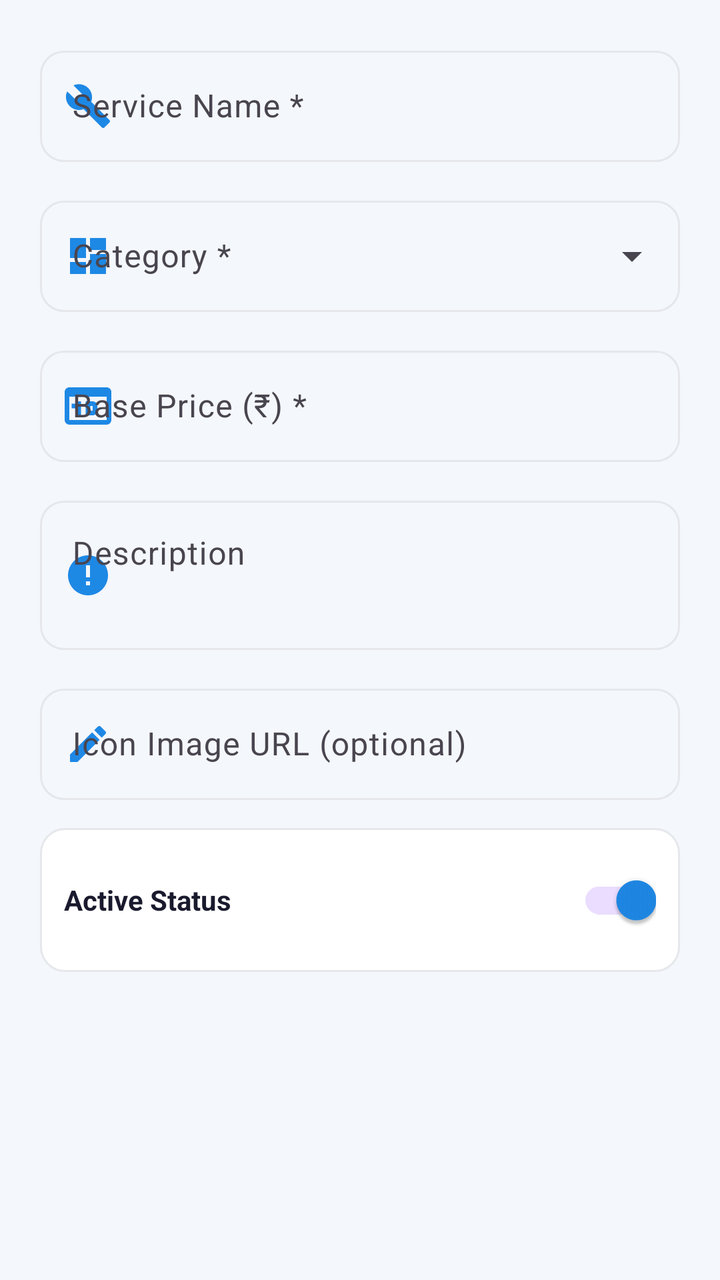
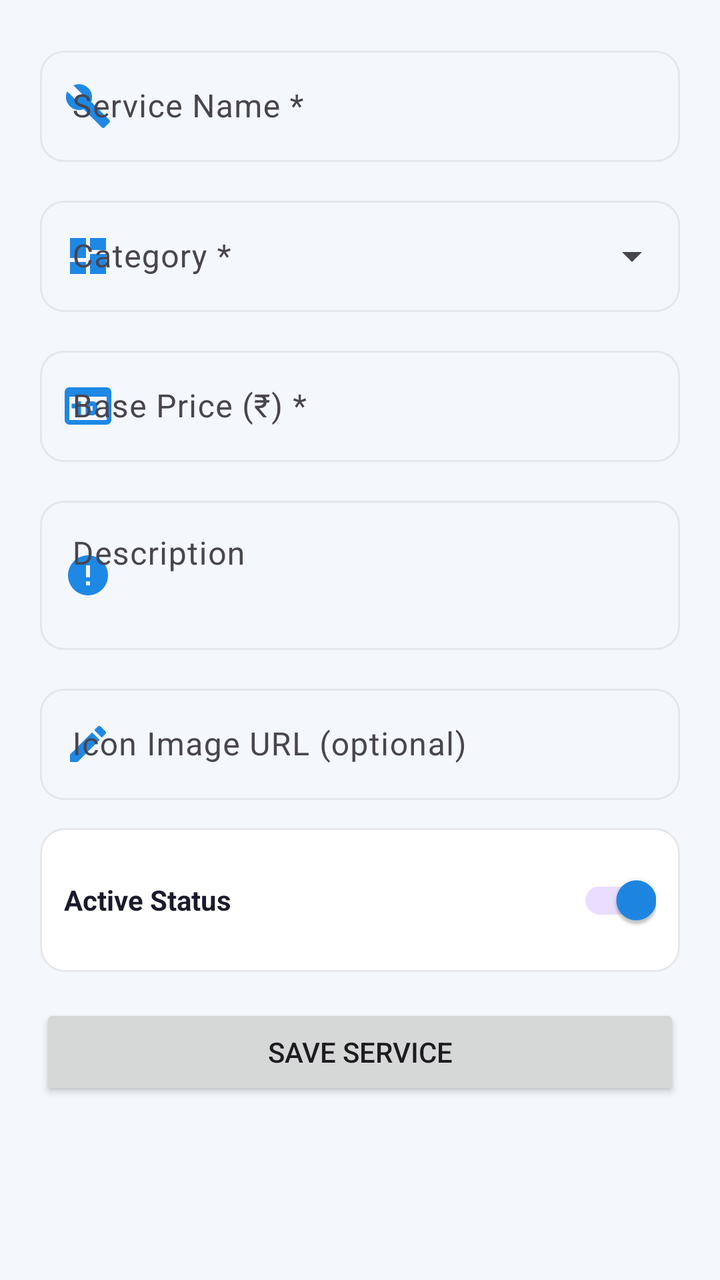

An Android layout rendered at two revisions. The XML below is the earlier revision; the diff shows what the commit changed to produce the second picture.
<!-- AndroidManifest.xml: application theme Theme.QuickFix -->
<!-- res/layout/dialog_add_edit_service.xml -->
<?xml version="1.0" encoding="utf-8"?>
<ScrollView
    xmlns:android="http://schemas.android.com/apk/res/android"
    xmlns:app="http://schemas.android.com/apk/res-auto"
    android:layout_width="match_parent"
    android:layout_height="wrap_content">

    <LinearLayout
        android:layout_width="match_parent"
        android:layout_height="wrap_content"
        android:orientation="vertical"
        android:padding="20dp">

        
        <com.google.android.material.textfield.TextInputLayout
            android:id="@+id/tilServiceName"
            style="@style/Widget.Material3.TextInputLayout.OutlinedBox"
            android:layout_width="match_parent"
            android:layout_height="wrap_content"
            android:hint="Service Name *"
            app:startIconDrawable="@drawable/ic_services"
            app:startIconTint="@color/primary"
            app:boxCornerRadiusTopStart="12dp"
            app:boxCornerRadiusTopEnd="12dp"
            app:boxCornerRadiusBottomStart="12dp"
            app:boxCornerRadiusBottomEnd="12dp">

            <com.google.android.material.textfield.TextInputEditText
                android:id="@+id/etServiceName"
                android:layout_width="match_parent"
                android:layout_height="wrap_content"
                android:inputType="textCapWords"
                android:textColor="@color/text_primary"
                android:textColorHint="@color/text_secondary" />
        </com.google.android.material.textfield.TextInputLayout>

        
        <com.google.android.material.textfield.TextInputLayout
            style="@style/Widget.Material3.TextInputLayout.OutlinedBox.ExposedDropdownMenu"
            android:layout_width="match_parent"
            android:layout_height="wrap_content"
            android:layout_marginTop="14dp"
            android:hint="Category *"
            app:startIconDrawable="@drawable/ic_content"
            app:startIconTint="@color/primary"
            app:boxCornerRadiusTopStart="12dp"
            app:boxCornerRadiusTopEnd="12dp"
            app:boxCornerRadiusBottomStart="12dp"
            app:boxCornerRadiusBottomEnd="12dp">

            <AutoCompleteTextView
                android:id="@+id/acCategory"
                android:layout_width="match_parent"
                android:layout_height="wrap_content"
                android:inputType="none"
                android:textColor="@color/text_primary"
                android:textColorHint="@color/text_secondary" />
        </com.google.android.material.textfield.TextInputLayout>

        
        <com.google.android.material.textfield.TextInputLayout
            style="@style/Widget.Material3.TextInputLayout.OutlinedBox"
            android:layout_width="match_parent"
            android:layout_height="wrap_content"
            android:layout_marginTop="14dp"
            android:hint="Base Price (₹) *"
            app:startIconDrawable="@drawable/ic_business"
            app:startIconTint="@color/primary"
            app:boxCornerRadiusTopStart="12dp"
            app:boxCornerRadiusTopEnd="12dp"
            app:boxCornerRadiusBottomStart="12dp"
            app:boxCornerRadiusBottomEnd="12dp">

            <com.google.android.material.textfield.TextInputEditText
                android:id="@+id/etPrice"
                android:layout_width="match_parent"
                android:layout_height="wrap_content"
                android:inputType="numberDecimal"
                android:textColor="@color/text_primary"
                android:textColorHint="@color/text_secondary" />
        </com.google.android.material.textfield.TextInputLayout>

        
        <com.google.android.material.textfield.TextInputLayout
            style="@style/Widget.Material3.TextInputLayout.OutlinedBox"
            android:layout_width="match_parent"
            android:layout_height="wrap_content"
            android:layout_marginTop="14dp"
            android:hint="Description"
            app:startIconDrawable="@drawable/ic_info"
            app:startIconTint="@color/primary"
            app:boxCornerRadiusTopStart="12dp"
            app:boxCornerRadiusTopEnd="12dp"
            app:boxCornerRadiusBottomStart="12dp"
            app:boxCornerRadiusBottomEnd="12dp">

            <com.google.android.material.textfield.TextInputEditText
                android:id="@+id/etServiceDescription"
                android:layout_width="match_parent"
                android:layout_height="wrap_content"
                android:inputType="textMultiLine"
                android:minLines="2"
                android:gravity="top|start"
                android:textColor="@color/text_primary"
                android:textColorHint="@color/text_secondary" />
        </com.google.android.material.textfield.TextInputLayout>

        
        <com.google.android.material.textfield.TextInputLayout
            android:id="@+id/tilIconUrl"
            style="@style/Widget.Material3.TextInputLayout.OutlinedBox"
            android:layout_width="match_parent"
            android:layout_height="wrap_content"
            android:layout_marginTop="14dp"
            android:hint="Icon Image URL (optional)"
            app:startIconDrawable="@drawable/ic_edit"
            app:startIconTint="@color/primary"
            app:boxCornerRadiusTopStart="12dp"
            app:boxCornerRadiusTopEnd="12dp"
            app:boxCornerRadiusBottomStart="12dp"
            app:boxCornerRadiusBottomEnd="12dp">

            <com.google.android.material.textfield.TextInputEditText
                android:id="@+id/etIconUrl"
                android:layout_width="match_parent"
                android:layout_height="wrap_content"
                android:inputType="textUri"
                android:textColor="@color/text_primary"
                android:textColorHint="@color/text_secondary" />
        </com.google.android.material.textfield.TextInputLayout>

        
        <LinearLayout
            android:layout_width="match_parent"
            android:layout_height="wrap_content"
            android:layout_marginTop="14dp"
            android:orientation="horizontal"
            android:gravity="center_vertical"
            android:background="@drawable/bg_edit_text"
            android:padding="12dp">

            <TextView
                android:layout_width="0dp"
                android:layout_height="wrap_content"
                android:layout_weight="1"
                android:text="Active Status"
                android:textColor="@color/text_primary"
                android:textSize="14sp"
                android:textStyle="bold" />

            <com.google.android.material.switchmaterial.SwitchMaterial
                android:id="@+id/switchActive"
                android:layout_width="wrap_content"
                android:layout_height="wrap_content"
                android:checked="true" />
        </LinearLayout>

    </LinearLayout>
</ScrollView>
<!-- resources referenced by this layout -->
<resources>
  <color name="primary">#1E88E5</color>
  <color name="text_primary">#1A1A2E</color>
  <color name="text_secondary">#6B7280</color>
  <!-- drawable bg_edit_text (drawable) -->
  <?xml version="1.0" encoding="utf-8"?>
  <shape xmlns:android="http://schemas.android.com/apk/res/android">
      <solid android:color="@color/input_background" />
      <corners android:radius="12dp" />
      <stroke
          android:width="1dp"
          android:color="@color/divider" />
      <padding
          android:left="16dp"
          android:right="16dp"
          android:top="12dp"
          android:bottom="12dp" />
  </shape>
  <!-- drawable ic_business (drawable) -->
  <vector xmlns:android="http://schemas.android.com/apk/res/android"
      android:width="28dp"
      android:height="28dp"
      android:viewportWidth="24"
      android:viewportHeight="24">
      <path android:fillColor="#FFFFFF"
          android:pathData="M20,4H4C2.89,4 2,4.89 2,6V18A2,2 0 0,0 4,20H20A2,2 0 0,0 22,18V6C22,4.89 21.1,4 20,4M20,18H4V8H20V18M9,10V16H7V13H5V11H7V10H9M14,10C15.11,10 16,10.9 16,12V14C16,15.11 15.11,16 14,16H11V10H14M13,12V14H14V12H13Z"/>
  </vector>
  <!-- drawable ic_content (drawable) -->
  <?xml version="1.0" encoding="utf-8"?>
  <vector xmlns:android="http://schemas.android.com/apk/res/android"
      android:width="24dp"
      android:height="24dp"
      android:viewportWidth="24"
      android:viewportHeight="24">
      <path
          android:fillColor="#FF000000"
          android:pathData="M3,13h8V3H3v10zM3,21h8v-6H3v6zM13,21h8V11h-8v10zM13,3v6h8V3h-8z"/>
  </vector>
  <!-- drawable ic_info (drawable) -->
  <vector xmlns:android="http://schemas.android.com/apk/res/android"
      android:width="24dp"
      android:height="24dp"
      android:viewportWidth="24"
      android:viewportHeight="24">
      <path
          android:fillColor="#FFFFFF"
          android:pathData="M12,2C6.48,2 2,6.48 2,12s4.48,10 10,10 10,-4.48 10,-10S17.52,2 12,2zM13,17h-2v-2h2v2zM13,13h-2L11,7h2v6z"/>
  </vector>
  <style name="Theme.QuickFix" parent="Base.Theme.QuickFix" />
  <color name="input_background">#FFFFFF</color>
  <color name="divider">#E5E7EB</color>
  <color name="primary_dark">#1565C0</color>
  <color name="accent_green">#43A047</color>
  <color name="screen_background">#F4F7FB</color>
  <color name="card_bg">#FFFFFF</color>
  <color name="surface_variant">#F5F7FA</color>
  <style name="Theme.QuickFix.AdminDialog" parent="ThemeOverlay.Material3.MaterialAlertDialog">
          <item name="colorSurface">@color/card_bg</item>
          <item name="colorOnSurface">@color/text_primary</item>
          <item name="colorOutline">@color/divider</item>
      </style>
  <style name="Theme.QuickFix.BottomSheet" parent="ThemeOverlay.Material3.BottomSheetDialog">
          <item name="colorSurface">@color/card_bg</item>
          <item name="colorOnSurface">@color/text_primary</item>
          <item name="android:colorBackground">@color/card_bg</item>
      </style>
  <style name="Widget.QuickFix.Button" parent="Widget.Material3.Button">
          <item name="backgroundTint">@color/primary</item>
          <item name="android:textColor">@color/white</item>
      </style>
  <style name="Widget.QuickFix.Chip.Filter" parent="Widget.Material3.Chip.Filter">
          <item name="chipBackgroundColor">@color/surface_variant</item>
          <item name="android:textColor">@color/text_primary</item>
          <item name="checkedIconTint">@color/primary</item>
      </style>
  <color name="white">#FFFFFFFF</color>
  <color name="input_stroke">#1E88E5</color>
  <color name="error_red">#D32F2F</color>
  <color name="input_hint">#6B7280</color>
  <color name="input_icon">#455A64</color>
  <!-- unchanged entries left out for length: 4 -->
</resources>

<!-- the commit's change to res/layout/dialog_add_edit_service.xml (unified diff, before → after) -->
@@ -155,5 +155,12 @@
                 android:checked="true" />
         </LinearLayout>
 
+        <Button
+            android:id="@+id/btnSaveService"
+            android:layout_width="match_parent"
+            android:layout_height="wrap_content"
+            android:layout_marginTop="16dp"
+            android:text="Save Service" />
+
     </LinearLayout>
 </ScrollView>
